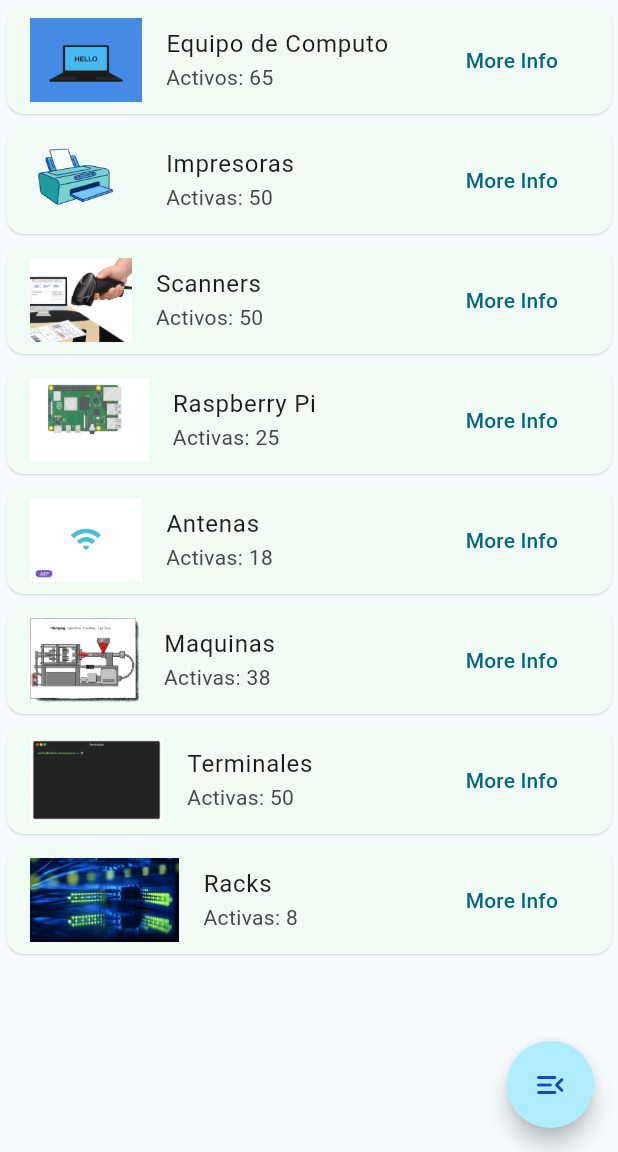
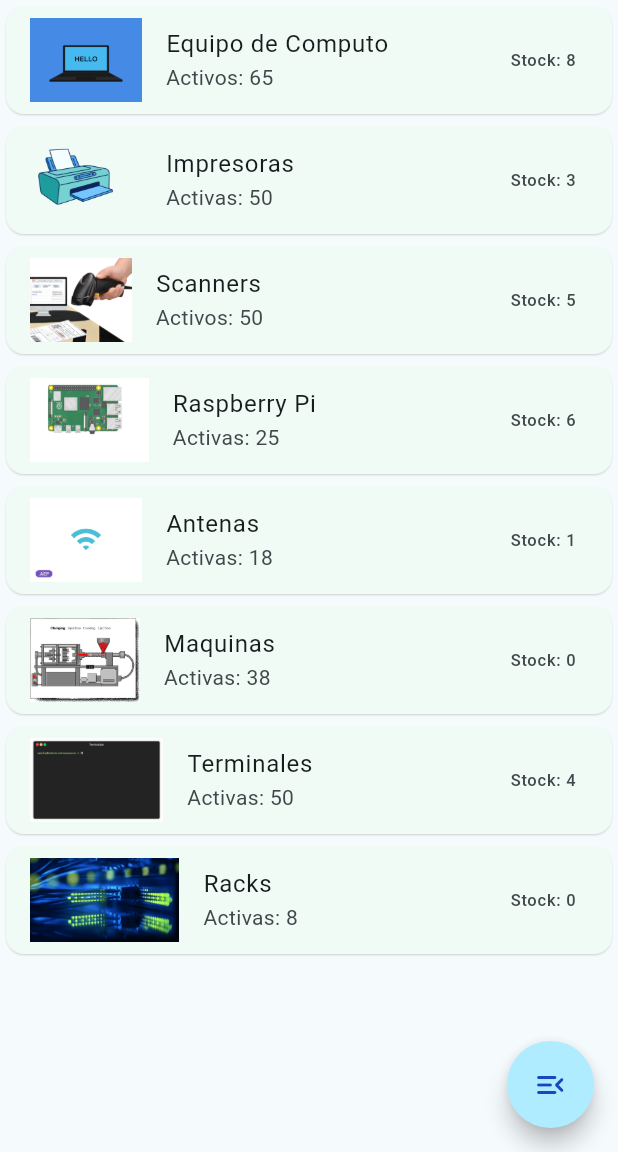
Before and after one commit to AndresOzil10/inventario, a Flutter app: the HomeScreen screen opened by its route, on a phone screen of 412 x 824 dp, the part 84-1236 px from its top. Run offline on Flutter 3.47's test engine with Material 3 defaults, Android fonts, the phone set to English and light mode, and no system bars; drawn by our look-alikes of flutter_speed_dial; our stand-ins replace dio, flutter_dotenv, fluttertoast, gap, go_router, google_fonts and 1 more; missing offline and left inert: dart:ffi; network calls fail.

Commit message:
version 5

```diff
--- a/lib/screens/home_screen.dart
+++ b/lib/screens/home_screen.dart
@@ -6,7 +6,6 @@ import 'package:flutter_speed_dial/flutter_speed_dial.dart';
 import 'package:go_router/go_router.dart';
 import 'package:inventario/widgets/custom_info_tarjet.dart';
 
-import '../Json/hostname.dart';
 import '../config/constants/enviroment.dart';
 
 
@@ -33,6 +32,7 @@ class _HomeScreenState extends State<HomeScreen> {
 
   }
 
+  // ignore: non_constant_identifier_names
   Future Conteo() async {
    final response = await dio.get('/conteo.php'); // texto
     final jsonResponse = json.decode(response.data);
@@ -54,7 +54,17 @@ class _HomeScreenState extends State<HomeScreen> {
       body: const _Preview() ,
       floatingActionButtonAnimator: FloatingActionButtonAnimator.scaling,
       floatingActionButton: const _Menu(),
-      drawer: Drawer(
+      drawer: const _Options(),
+    );
+  }
+}
+
+class _Options extends StatelessWidget {
+  const _Options();
+
+  @override
+  Widget build(BuildContext context) {
+    return Drawer(
         child: ListView(
           padding: EdgeInsets.zero,
           children:  [
@@ -81,7 +91,6 @@ class _HomeScreenState extends State<HomeScreen> {
             ),
           ],
         ),
-        ),
       );
   }
 }
@@ -93,32 +102,20 @@ class _Preview extends StatelessWidget {
   Widget build(BuildContext context) {
     return ListView(
       children:[
-     CustomInfo(label: const Text('Equipo de Computo'), subtitle: const Text('Activos: 65'), icon: Image.asset('assets/images/1.gif'), button: const Text('More Info'), funcion: (){showDialog(context: context, builder: (context) => _Alert());}, color: const Color(0xfff1fbf5),),
-     CustomInfo(label: const Text('Impresoras'), subtitle: const Text('Activas: 50'), icon: Image.asset('assets/images/2.gif'), button: const Text('More Info'), funcion: () {}, color: const Color(0xfff1fbf5)),
-     CustomInfo(label: const Text('Scanners'), subtitle: const Text('Activos: 50'), icon: Image.asset('assets/images/3.gif'), button: const Text('More Info'), funcion: () {}, color: const Color(0xfff1fbf5)),
-     CustomInfo(label: const Text('Raspberry Pi'), subtitle: const Text('Activas: 25'), icon: Image.asset('assets/images/4.gif'), button: const Text('More Info'), funcion: () {}, color: const Color(0xfff1fbf5)),
-     CustomInfo(label: const Text('Antenas'), subtitle: const Text('Activas: 18'), icon: Image.asset('assets/images/5.gif'), button: const Text('More Info'), funcion: () {}, color: const Color(0xfff1fbf5)),
-     CustomInfo(label: const Text('Maquinas'), subtitle: const Text('Activas: 38'), icon: Image.asset('assets/images/6.gif'), button: const Text('More Info'), funcion: () {}, color: const Color(0xfff1fbf5)),
-     CustomInfo(label: const Text('Terminales'), subtitle: const Text('Activas: 50'), icon: Image.asset('assets/images/7.gif'), button: const Text('More Info'), funcion: () {}, color: const Color(0xfff1fbf5)),
-     CustomInfo(label: const Text('Racks'), subtitle: const Text('Activas: 8'), icon: Image.asset('assets/images/8.gif'), button: const Text('More Info'), funcion: () {}, color: const Color(0xfff1fbf5))
+     CustomInfo(label: const Text('Equipo de Computo'), subtitle: const Text('Activos: 65'), icon: Image.asset('assets/images/1.gif'), button: const Text('Stock: 8')
+     , color: const Color(0xfff1fbf5),),
+     CustomInfo(label: const Text('Impresoras'), subtitle: const Text('Activas: 50'), icon: Image.asset('assets/images/2.gif'), button: const Text('Stock: 3'), color: const Color(0xfff1fbf5)),
+     CustomInfo(label: const Text('Scanners'), subtitle: const Text('Activos: 50'), icon: Image.asset('assets/images/3.gif'), button: const Text('Stock: 5'), color: const Color(0xfff1fbf5)),
+     CustomInfo(label: const Text('Raspberry Pi'), subtitle: const Text('Activas: 25'), icon: Image.asset('assets/images/4.gif'), button: const Text('Stock: 6'), color: const Color(0xfff1fbf5)),
+     CustomInfo(label: const Text('Antenas'), subtitle: const Text('Activas: 18'), icon: Image.asset('assets/images/5.gif'), button: const Text('Stock: 1'), color: const Color(0xfff1fbf5)),
+     CustomInfo(label: const Text('Maquinas'), subtitle: const Text('Activas: 38'), icon: Image.asset('assets/images/6.gif'), button: const Text('Stock: 0'), color: const Color(0xfff1fbf5)),
+     CustomInfo(label: const Text('Terminales'), subtitle: const Text('Activas: 50'), icon: Image.asset('assets/images/7.gif'), button: const Text('Stock: 4'), color: const Color(0xfff1fbf5)),
+     CustomInfo(label: const Text('Racks'), subtitle: const Text('Activas: 8'), icon: Image.asset('assets/images/8.gif'), button: const Text('Stock: 0'), color: const Color(0xfff1fbf5))
 
     ]);
   }
 }
 
-class _Alert extends StatelessWidget {
-  const _Alert();
-
-  @override
-  Widget build(BuildContext context) {
-    return AlertDialog(
-      actions: [
-        TextButton(onPressed: () { Navigator.of(context).pop(); }, child: const Text('Close')),
-      ],
-
-    );
-  }
-}
 
 class _Menu extends StatelessWidget {
   const _Menu();
--- a/lib/widgets/custom_info_tarjet.dart
+++ b/lib/widgets/custom_info_tarjet.dart
@@ -10,7 +10,7 @@ class CustomInfo extends StatelessWidget {
   final Color color;
   //final ButtonStyle style;
   final Widget button;
-  final Function() funcion;
+  //final Function() funcion;
 
   const CustomInfo ({super.key,
     //required this.function,
@@ -19,7 +19,7 @@ class CustomInfo extends StatelessWidget {
     required this.icon,
     //required this.style,
     required this.button,
-    required this.funcion,
+    //required this.funcion,
     required this.color,
 
   });
@@ -38,7 +38,7 @@ class CustomInfo extends StatelessWidget {
             leading: icon,
             title: label,
             subtitle: subtitle,
-            trailing: TextButton(onPressed: funcion, child: button,),
+            trailing: button,
           ),
         ],
       ),
```
Lines whose indentation alone changed are shown as unchanged.
